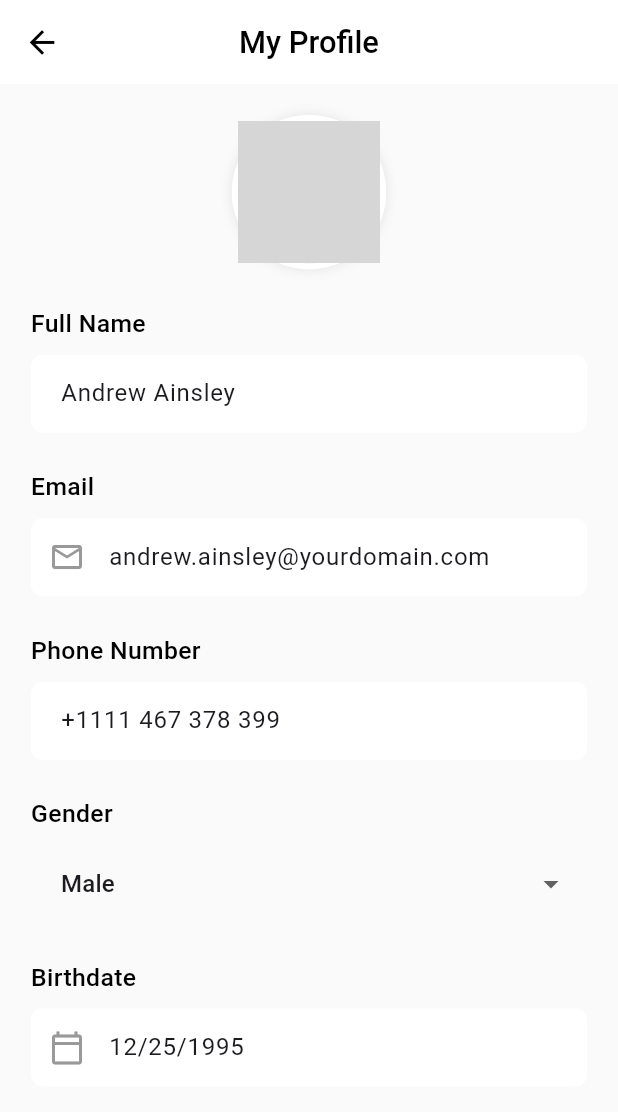
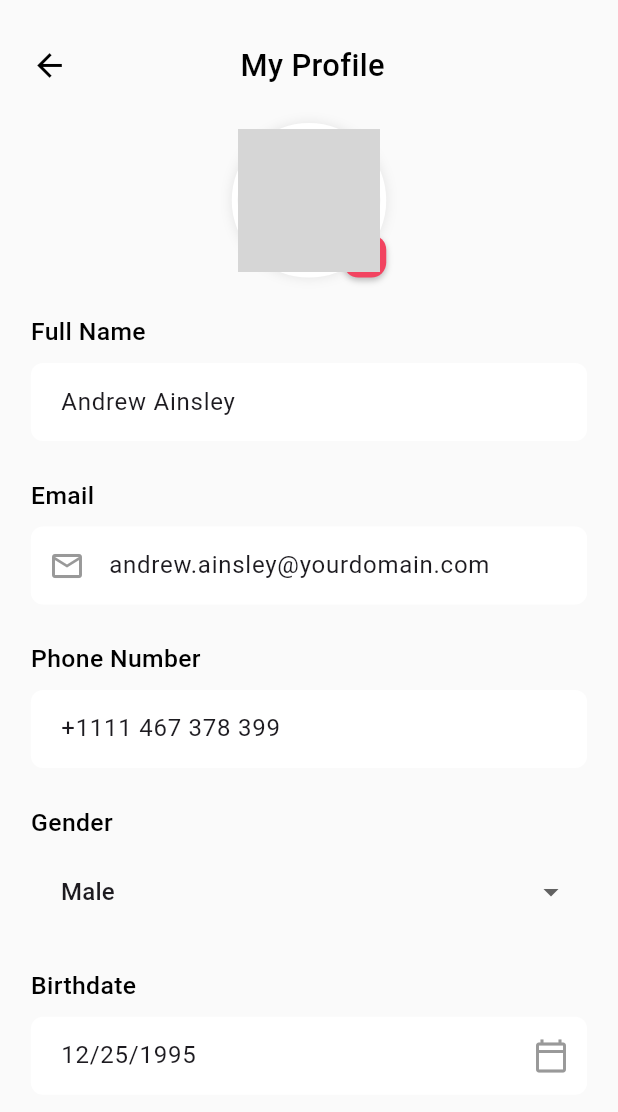
Before and after one commit to adilramzan764/Mepro-app, a Flutter app: the MyProfileScreen screen opened directly, on a phone screen of 412 x 824 dp. Shown: the top 1112 px of the screen. Run offline on Flutter 3.47's test engine with Material 3 defaults, Android fonts, the phone set to English and light mode, and no system bars; our stand-ins replace carousel_slider, confetti, flutter_easyloading, flutter_svg, get, pin_code_fields; network calls fail; grey boxes are pictures that could not be loaded.

Commit message:
ScreensAdded

```diff
--- a/lib/View/BottomNavBar/BottomNavBarNavigation.dart
+++ b/lib/View/BottomNavBar/BottomNavBarNavigation.dart
@@ -28,6 +28,7 @@ class _BottomNavBarNavigationState extends State<BottomNavBarNavigation> {
       MerchantsScreen(),
       MyVoucherScreen(),
       ActivityScreen(),
+      // Center(child: Text('Account Screen'))
       AccountScreen(),
     ];
   }
--- a/lib/View/MyProfileScreen/MyProfileScreen.dart
+++ b/lib/View/MyProfileScreen/MyProfileScreen.dart
@@ -29,20 +29,7 @@ class _MyProfileScreenState extends State<MyProfileScreen> {
     super.dispose();
   }
 
-  Future<void> _selectDate(BuildContext context) async {
-    final DateTime? picked = await showDatePicker(
-      context: context,
-      initialDate: DateTime(1995, 12, 25),
-      firstDate: DateTime(1900),
-      lastDate: DateTime.now(),
-    );
 
-    if (picked != null) {
-      setState(() {
-        _birthdateController.text = "${picked.month}/${picked.day}/${picked.year}";
-      });
-    }
-  }
 
   @override
   Widget build(BuildContext context) {
@@ -51,14 +38,21 @@ class _MyProfileScreenState extends State<MyProfileScreen> {
 
     return Scaffold(
       backgroundColor: AppColors.screenBackgroundColor,
-      appBar: AppBar(
-        backgroundColor: AppColors.whiteColor,
-        elevation: 0,
-        leading: IconButton(
-          icon: Icon(Icons.arrow_back, color: AppColors.blackColor, size: screenWidth * 0.06),
-          onPressed: () => Navigator.of(context).pop(),
-        ),
-        title: Text(
+      body: SafeArea(
+        child: SingleChildScrollView(
+          padding: EdgeInsets.all(screenWidth * 0.05),
+          child: Column(
+            crossAxisAlignment: CrossAxisAlignment.start,
+            children: [
+              Padding(
+                padding: const EdgeInsets.symmetric(vertical: 8),
+                child: Row(
+                  mainAxisAlignment: MainAxisAlignment.spaceBetween,
+                  children: [
+                    InkWell(
+                        onTap: () => Navigator.of(context).pop(),
+                        child: Icon(Icons.arrow_back, color: AppColors.blackColor, size: screenWidth * 0.06)),
+                    Text(
                       'My Profile',
                       style: TextStyle(
                         color: AppColors.blackColor,
@@ -66,13 +60,14 @@ class _MyProfileScreenState extends State<MyProfileScreen> {
                         fontWeight: FontWeight.w500,
                       ),
                     ),
-        centerTitle: true,
+                    SizedBox(
+                      height: 20,
+                      width: 20,
+                    )
+                  ],
                 ),
-      body: SingleChildScrollView(
-        padding: EdgeInsets.all(screenWidth * 0.05),
-        child: Column(
-          crossAxisAlignment: CrossAxisAlignment.start,
-          children: [
+              ),
+              SizedBox(height: screenHeight * 0.02),
               Center(
                 child: Stack(
                   children: [
@@ -97,6 +92,38 @@ class _MyProfileScreenState extends State<MyProfileScreen> {
                         ),
                       ),
                     ),
+                    // Added Edit Profile Picture Icon
+                    Positioned(
+                      bottom: 0,
+                      right: 0,
+                      child: InkWell(
+                        onTap: () {
+                          // Add functionality to change profile picture
+                        },
+                        child: Container(
+                          padding: EdgeInsets.all(6),
+                          decoration: BoxDecoration(
+                            color: AppColors.red_mainColor2,
+                            borderRadius: BorderRadius.all(Radius.circular(10)),
+                            boxShadow: [
+                              BoxShadow(
+                                color: Colors.black26,
+                                blurRadius: 3,
+                                offset: Offset(0, 2),
+                              ),
+                            ],
+                          ),
+                          child:
+
+
+                          Icon(
+                            Icons.edit,
+                            color: AppColors.whiteColor,
+                            size: screenWidth * 0.04,
+                          ),
+                        ),
+                      ),
+                    ),
                   ],
                 ),
               ),
@@ -107,12 +134,12 @@ class _MyProfileScreenState extends State<MyProfileScreen> {
               buildDropdownField(context, 'Gender', _genderOptions, _selectedGender, (newValue) {
                 setState(() => _selectedGender = newValue);
               }),
-            buildDateField(context, 'Birthdate', _birthdateController, _selectDate),
+              buildInputField(context, 'Birthdate', _birthdateController),
+
             ],
+          ),
         ),
       ),
     );
   }
-
-
 }
--- a/lib/res/Widgets/MyProfileScreen_Widgets.dart
+++ b/lib/res/Widgets/MyProfileScreen_Widgets.dart
@@ -29,6 +29,19 @@ Widget buildInputField(BuildContext context, String label, TextEditingController
             border: OutlineInputBorder(borderSide: BorderSide.none),
             contentPadding: EdgeInsets.symmetric(horizontal: 16, vertical: 14),
             prefixIcon: icon != null ? Icon(icon, color: AppColors.lightgreyColor) : null,
+            suffixIcon: label=='Birthdate' ? IconButton(
+              icon: Icon(Icons.calendar_today_outlined,color: AppColors.lightgreyColor),
+              onPressed: () => showDatePicker(
+                context: context,
+                initialDate: DateTime(1995, 12, 25),
+                firstDate: DateTime(1900),
+                lastDate: DateTime.now(),
+              ).then((picked) {
+                if (picked != null) {
+                  controller.text = "${picked.month}/${picked.day}/${picked.year}";
+                }
+              }),
+            ) : null,
           ),
         ),
       ),
@@ -58,7 +71,3 @@ Widget buildDropdownField(BuildContext context, String label, List<String> optio
     ],
   );
 }
-
-Widget buildDateField(BuildContext context, String label, TextEditingController controller, Function(BuildContext) onTap) {
-  return buildInputField(context, label, controller, icon: Icons.calendar_today_outlined);
-}
```
Also changed, not shown: lib/View/MeproTierScreen/MeproTierScreen.dart (+4 -4 lines), lib/View/NotificationSettings/NotificationSettings_Screen.dart (+40 -33 lines), lib/main.dart (+3 -5 lines), lib/res/Images/MyImages.dart (+6 -6 lines), assets/buypoints.svg (added), assets/cashing.svg (added), assets/friends.svg (added), assets/receipt_home.svg (added), assets/scan_qr.svg (added), assets/survey.svg (added), 1 other file. Lines whose indentation alone changed are shown as unchanged.
